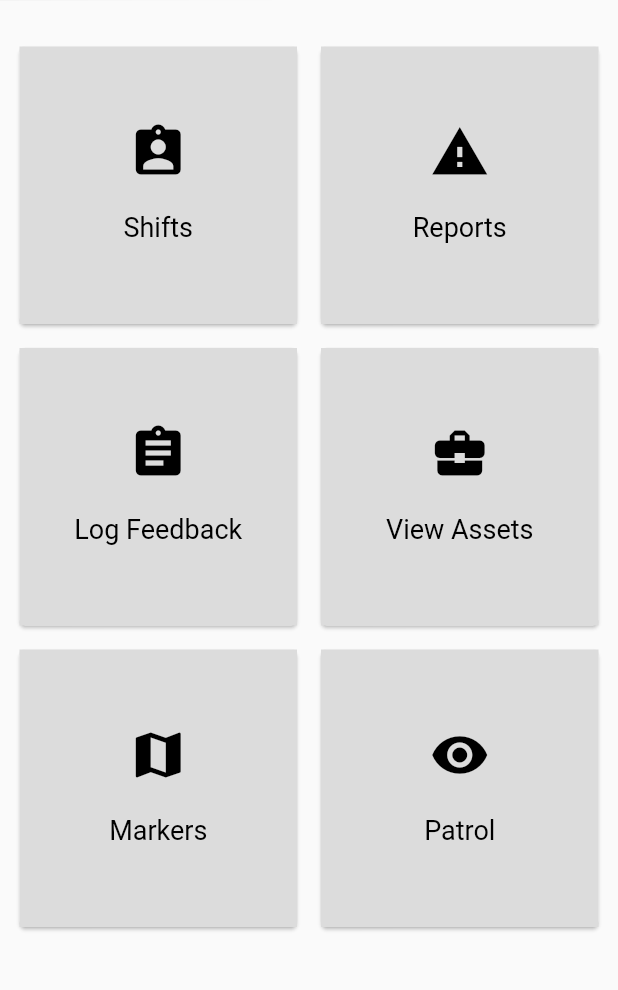
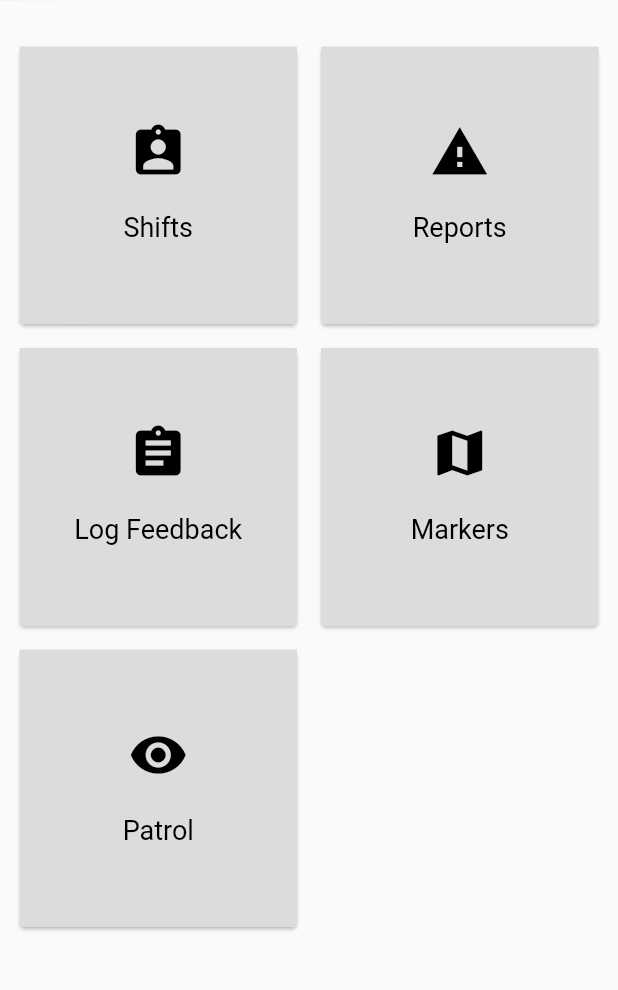
Before and after one commit to cos301-2019-se/ERP-Ranger-Mobile-Application, a Flutter app: the DashboardScreen screen opened directly, on a phone screen of 412 x 824 dp, the part 84-1074 px from its top. Run offline on Flutter 3.47's test engine with Material 2 defaults, Android fonts, the phone set to English and light mode, and no system bars; our stand-ins replace cloud_firestore, firebase_auth, firebase_storage, google_maps_flutter, image_picker, location and 1 more; missing offline and left inert: geoflutterfire; accounts and stored records are empty.

Commit message:
Removed Assets From Dashboard
- Removed Asset links from the Dashboard Screen

```diff
--- a/erp_ranger_app/lib/screens/dashboard.dart
+++ b/erp_ranger_app/lib/screens/dashboard.dart
@@ -36,7 +36,7 @@ class _DashboardScreenState extends State<DashboardScreen> {
             makeDashboardItem("Shifts", Icons.assignment_ind),
             makeDashboardItem("Reports", Icons.warning),
             makeDashboardItem("Log Feedback", Icons.assignment),
-            makeDashboardItem("View Assets", Icons.business_center),
+            //makeDashboardItem("View Assets", Icons.business_center),
             makeDashboardItem("Markers", Icons.map),
             makeDashboardItem("Patrol", Icons.visibility)
           ],
@@ -54,10 +54,10 @@ class _DashboardScreenState extends State<DashboardScreen> {
       //Navigator.pop(context);
       Navigator.push(context, new MaterialPageRoute(
           builder: (context) => new ReportScreen()));
-    } else if (title == "View Assets") {
+    /*} else if (title == "View Assets") {
       //Navigator.pop(context);
       Navigator.push(context, new MaterialPageRoute(
-          builder: (context) => new AssetsScreen(myAssets: false)));
+          builder: (context) => new AssetsScreen(myAssets: false)));*/
     } else if (title == "Log Feedback") {
       Navigator.push(context, new MaterialPageRoute(
           builder: (context) => new FeedbackScreen()));
```
